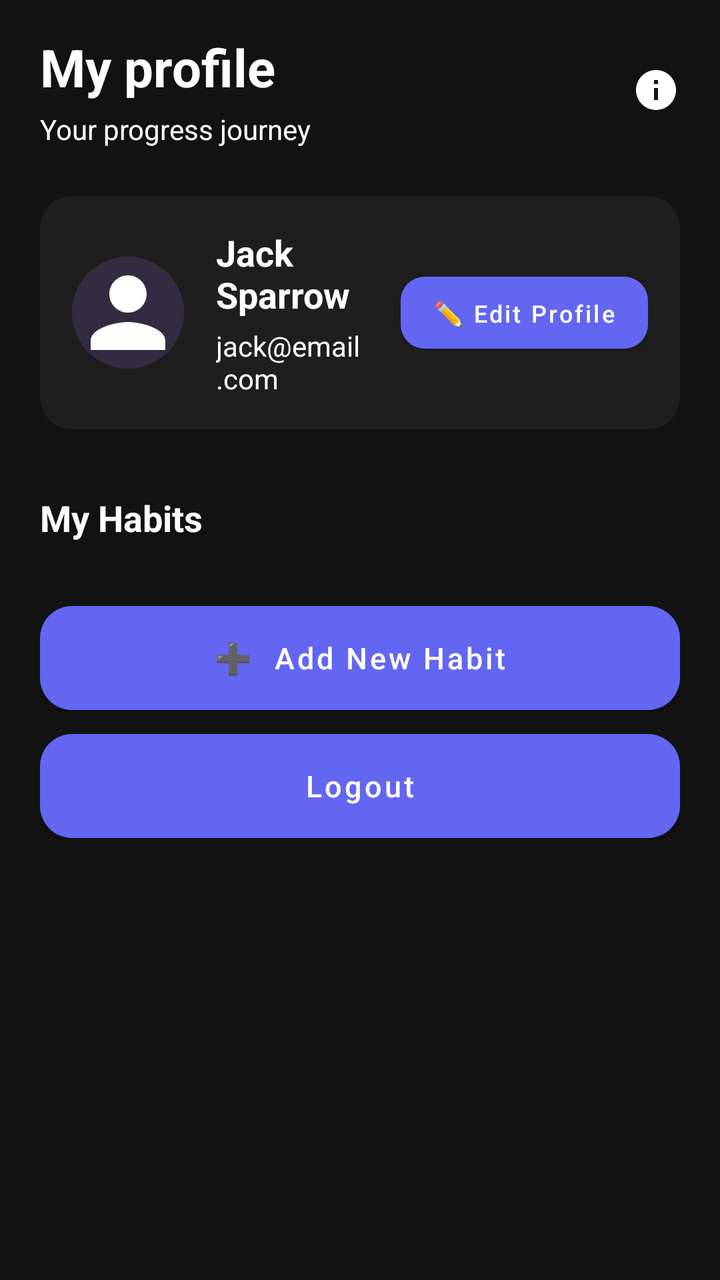
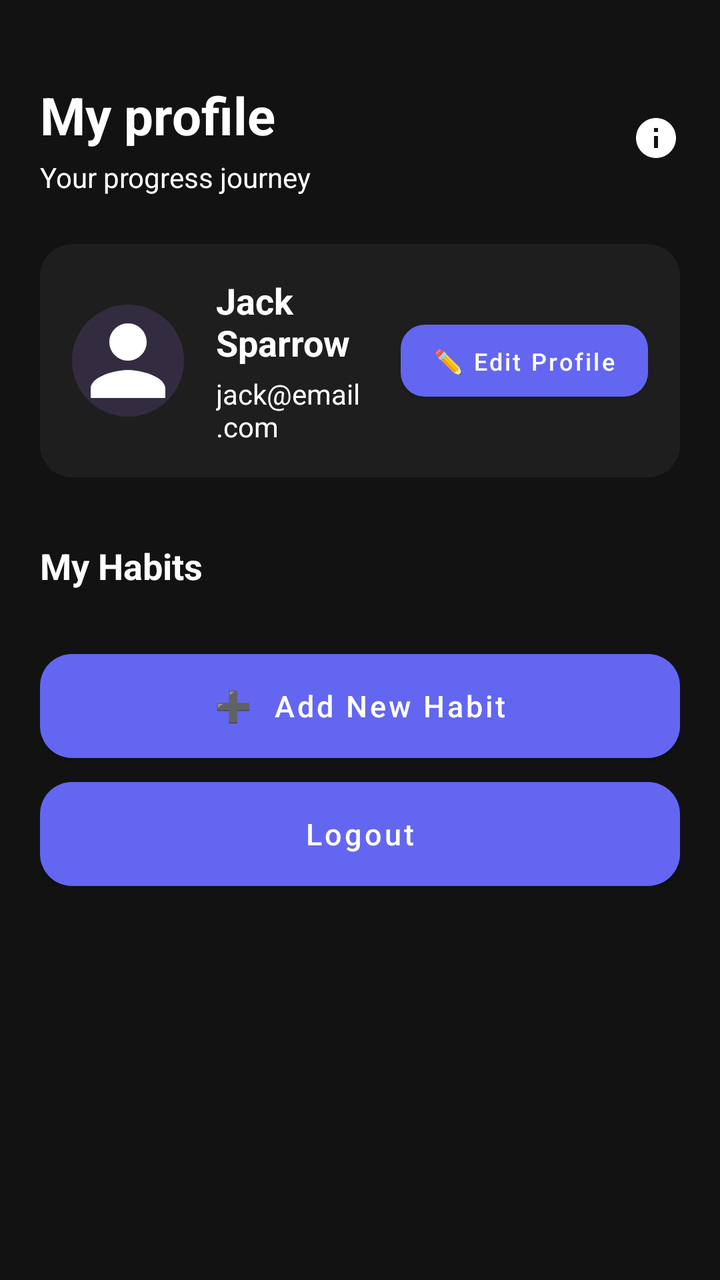

Before-and-after screenshots of an Android layout around one commit, followed by the original layout XML and the change that was made.
<!-- AndroidManifest.xml: application theme Theme.MyApplication -->
<!-- res/layout/fragment_profile.xml -->
<?xml version="1.0" encoding="utf-8"?>
<ScrollView xmlns:android="http://schemas.android.com/apk/res/android"
    xmlns:app="http://schemas.android.com/apk/res-auto"
    android:layout_width="match_parent"
    android:layout_height="match_parent"
    android:background="@color/bg_default"
    android:paddingLeft="20dp"
    android:paddingRight="20dp"
    android:paddingTop="16dp"
    android:paddingBottom="16dp">

    <LinearLayout
        android:layout_width="match_parent"
        android:layout_height="wrap_content"
        android:orientation="vertical">

        
        <LinearLayout
            android:layout_width="match_parent"
            android:layout_height="wrap_content"
            android:orientation="horizontal"
            android:gravity="center_vertical">

            <LinearLayout
                android:layout_width="0dp"
                android:layout_height="wrap_content"
                android:layout_weight="1"
                android:orientation="vertical">

                <TextView
                    android:layout_width="wrap_content"
                    android:layout_height="wrap_content"
                    android:text="My profile"
                    android:textColor="@color/text_primary"
                    android:textSize="26sp"
                    android:textStyle="bold" />

                <TextView
                    android:layout_width="wrap_content"
                    android:layout_height="wrap_content"
                    android:text="Your progress journey"
                    android:textColor="@color/text_primary"
                    android:textSize="14sp"
                    android:layout_marginTop="4dp" />
            </LinearLayout>

            <ImageView
                android:layout_width="24dp"
                android:layout_height="24dp"
                android:src="@drawable/ic_assistant"
                android:tint="@color/text_primary" />
        </LinearLayout>

        
        <LinearLayout
            android:layout_width="match_parent"
            android:layout_height="wrap_content"
            android:orientation="horizontal"
            android:background="@drawable/bg_card"
            android:padding="16dp"
            android:layout_marginTop="24dp"
            android:gravity="center_vertical">

            
            <com.google.android.material.imageview.ShapeableImageView
                android:id="@+id/ivAvatar"
                android:layout_width="56dp"
                android:layout_height="56dp"
                android:scaleType="centerCrop"
                android:src="@drawable/ic_profile"
                android:background="@color/input_stroke"
                app:shapeAppearanceOverlay="@style/ShapeAppearance.Circle" />

            <LinearLayout
                android:layout_width="0dp"
                android:layout_height="wrap_content"
                android:layout_weight="1"
                android:orientation="vertical"
                android:layout_marginLeft="16dp">

                <TextView
                    android:id="@+id/tvProfileName"
                    android:layout_width="wrap_content"
                    android:layout_height="wrap_content"
                    android:text="Jack Sparrow"
                    android:textColor="@color/text_primary"
                    android:textSize="18sp"
                    android:textStyle="bold" />

                <TextView
                    android:id="@+id/tvProfileEmail"
                    android:layout_width="wrap_content"
                    android:layout_height="wrap_content"
                    android:text="jack@email.com"
                    android:textColor="@color/text_primary"
                    android:textSize="14sp"
                    android:layout_marginTop="4dp" />
            </LinearLayout>

            <Button
                android:id="@+id/btnEditProfile"
                android:layout_width="wrap_content"
                android:layout_height="36dp"
                android:text="✏️ Edit Profile"
                android:textColor="@color/text_primary"
                android:textSize="12sp"
                android:textAllCaps="false"
                android:background="@drawable/bg_button_primary"
                android:paddingLeft="16dp"
                android:paddingRight="16dp" />
        </LinearLayout>

        
        <TextView
            android:layout_width="wrap_content"
            android:layout_height="wrap_content"
            android:text="My Habits"
            android:textColor="@color/text_primary"
            android:textSize="18sp"
            android:textStyle="bold"
            android:layout_marginTop="32dp"
            android:layout_marginBottom="16dp" />

        
        <LinearLayout
            android:id="@+id/llHabits"
            android:layout_width="match_parent"
            android:layout_height="wrap_content"
            android:orientation="vertical">
            
        </LinearLayout>

        
        <Button
            android:id="@+id/btnAddNewHabit"
            android:layout_width="match_parent"
            android:layout_height="52dp"
            android:text="➕  Add New Habit"
            android:textColor="@color/text_primary"
            android:textSize="15sp"
            android:textAllCaps="false"
            android:background="@drawable/bg_card"
            android:layout_marginTop="16dp" />

        
        <Button
            android:id="@+id/btnLogout"
            android:layout_width="match_parent"
            android:layout_height="52dp"
            android:text="Logout"
            android:textColor="@color/text_primary"
            android:textSize="15sp"
            android:textAllCaps="false"
            android:background="@drawable/bg_card"
            android:layout_marginTop="12dp" />

    </LinearLayout>

</ScrollView>
<!-- resources referenced by this layout -->
<resources>
  <color name="bg_default">#121212</color>
  <color name="input_stroke">#332B3F</color>
  <color name="text_primary">#FFFFFF</color>
  <!-- drawable bg_button_primary (drawable) -->
  <?xml version="1.0" encoding="utf-8"?>
  <shape xmlns:android="http://schemas.android.com/apk/res/android" android:shape="rectangle">
      <gradient
          android:angle="0"
          android:startColor="@color/accent_purple_start"
          android:endColor="@color/accent_purple_end"
          android:type="linear" />
      <corners android:radius="12dp" />
      <size android:height="48dp" />
  </shape>
  <!-- drawable bg_card (drawable) -->
  <?xml version="1.0" encoding="utf-8"?>
  <shape xmlns:android="http://schemas.android.com/apk/res/android" android:shape="rectangle">
      <solid android:color="@color/card_bg" />
      <corners android:radius="16dp" />
      <padding android:left="12dp" android:top="12dp" android:right="12dp" android:bottom="12dp" />
  </shape>
  <!-- drawable ic_assistant (drawable) -->
  <vector xmlns:android="http://schemas.android.com/apk/res/android"
      android:width="24dp"
      android:height="24dp"
      android:viewportWidth="24"
      android:viewportHeight="24">
      <path
          android:fillColor="#FFFFFF"
          android:pathData="M12,2C6.48,2 2,6.48 2,12s4.48,10 10,10 10,-4.48 10,-10S17.52,2 12,2zM13,17h-2v-6h2v6zM13,9h-2L11,7h2v2z"/>
  </vector>
  <!-- drawable ic_profile (drawable) -->
  <vector xmlns:android="http://schemas.android.com/apk/res/android"
      android:width="24dp"
      android:height="24dp"
      android:viewportWidth="24"
      android:viewportHeight="24">
      <path
          android:fillColor="#FFFFFF"
          android:pathData="M12,12c2.21,0 4,-1.79 4,-4s-1.79,-4 -4,-4 -4,1.79 -4,4 1.79,4 4,4zM12,14c-2.67,0 -8,1.34 -8,4v2h16v-2c0,-2.66 -5.33,-4 -8,-4z"/>
  </vector>
  <style name="ShapeAppearance.Circle" parent="ShapeAppearance.MaterialComponents.SmallComponent">
          <item name="cornerFamily">rounded</item>
          <item name="cornerSize">50%</item>
      </style>
  <style name="Theme.MyApplication" parent="Theme.MaterialComponents.DayNight.DarkActionBar">
          
          <item name="colorPrimary">@color/accent_purple_start</item>
          <item name="colorPrimaryVariant">@color/accent_purple_end</item>
          <item name="colorOnPrimary">@color/text_primary</item>
  
          <item name="colorSecondary">@color/accent_green</item>
          <item name="colorOnSecondary">@color/text_primary</item>
  
          <item name="android:statusBarColor">@color/bg_default</item>
          <item name="android:navigationBarColor">@color/bg_default</item>
  
          
          <item name="android:colorBackground">@color/bg_default</item>
          <item name="android:textColor">@color/text_primary</item>
          <item name="android:windowBackground">@color/bg_default</item>
      </style>
  <color name="accent_purple_start">#6366F1</color>
  <color name="accent_purple_end">#8B5CF6</color>
  <color name="card_bg">#1E1E1E</color>
  <color name="accent_green">#10B981</color>
</resources>

<!-- the commit's change to res/layout/fragment_profile.xml (unified diff, before → after) -->
@@ -6,7 +6,7 @@
     android:background="@color/bg_default"
     android:paddingLeft="20dp"
     android:paddingRight="20dp"
-    android:paddingTop="16dp"
+    android:paddingTop="40dp"
     android:paddingBottom="16dp">
 
     <LinearLayout
<!-- resource entries referenced after the edit -->
@@ -45,7 +45,7 @@
           <item name="cornerFamily">rounded</item>
           <item name="cornerSize">50%</item>
       </style>
-  <style name="Theme.MyApplication" parent="Theme.MaterialComponents.DayNight.DarkActionBar">
+  <style name="Theme.MyApplication" parent="Theme.MaterialComponents.DayNight.NoActionBar">
           
           <item name="colorPrimary">@color/accent_purple_start</item>
           <item name="colorPrimaryVariant">@color/accent_purple_end</item>
